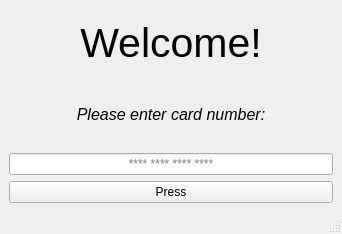
OzmikSnakes/plutus-atm, file mainwindow.ui: the form before one commit.
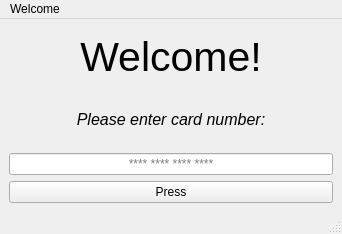
The form after the commit.

What changed in the file:
```diff
--- a/mainwindow.ui
+++ b/mainwindow.ui
@@ -92,6 +92,12 @@
      <height>21</height>
     </rect>
    </property>
+   <widget class="QMenu" name="menuWelcome">
+    <property name="title">
+     <string>Welcome</string>
+    </property>
+   </widget>
+   <addaction name="menuWelcome"/>
   </widget>
   <widget class="QStatusBar" name="statusbar"/>
  </widget>
```
